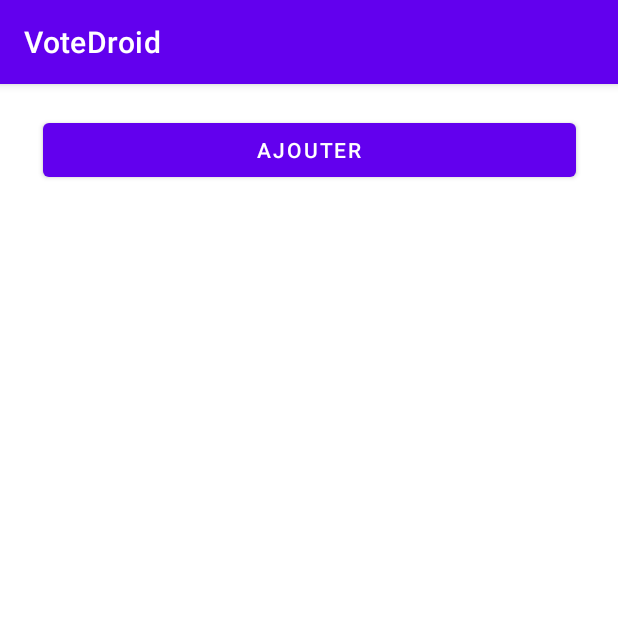
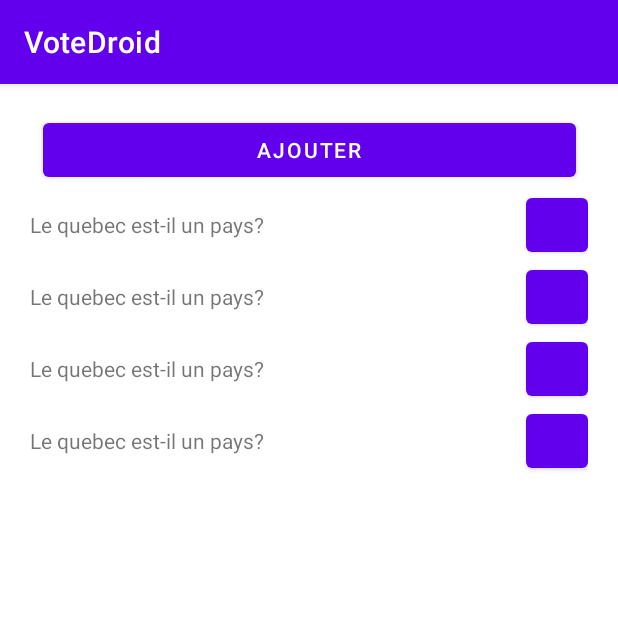
Before and after one commit to greenwood0301/A20-4203N5-VotoDroid-Boisvert2, an Android app: the ListeActivity screen opened directly, with no data from a screen before it, on a phone screen of 412 x 824 dp, the top half of it. Run offline under Robolectric (Android 15) with nearby library versions, the phone set to English and light mode, and no system bars; our stand-ins replace Room's generated code.

Commit message:
RecyclerView et DAO
Fin du RCV et début du DAO

```diff
--- a/A204203N5VotoDroidBoisvert/app/src/main/java/org/boisvert/Adapter.java
+++ b/A204203N5VotoDroidBoisvert/app/src/main/java/org/boisvert/Adapter.java
@@ -3,6 +3,7 @@ package org.boisvert;
 import android.view.LayoutInflater;
 import android.view.View;
 import android.view.ViewGroup;
+import android.widget.LinearLayout;
 import android.widget.TextView;
 
 import androidx.recyclerview.widget.RecyclerView;
@@ -21,10 +22,10 @@ public class Adapter extends RecyclerView.Adapter<Adapter.ViewHolder> {
      * (custom ViewHolder).
      */
     public static class ViewHolder extends RecyclerView.ViewHolder {
-        public TextView textView;
-        public ViewHolder(TextView v){
+        public TextView question;
+        public ViewHolder(LinearLayout v){
             super(v);
-            textView = v;
+            question = v.findViewById(R.id.question);
         }
     }
 
@@ -36,7 +37,7 @@ public class Adapter extends RecyclerView.Adapter<Adapter.ViewHolder> {
     @Override
     public ViewHolder onCreateViewHolder(ViewGroup viewGroup, int viewType) {
         // Create a new view, which defines the UI of the list item
-        TextView view = (TextView) LayoutInflater.from(viewGroup.getContext())
+        LinearLayout view = (LinearLayout) LayoutInflater.from(viewGroup.getContext())
                 .inflate(R.layout.question_items, viewGroup, false);
 
         return new ViewHolder(view);
@@ -49,7 +50,7 @@ public class Adapter extends RecyclerView.Adapter<Adapter.ViewHolder> {
         // Get element from your dataset at this position and replace the
         // contents of the view with that element
         VDQuestion q =list.get(position);
-        viewHolder.textView.setText(q.texte);
+        viewHolder.question.setText(q.texte);
     }
 
     // Return the size of your dataset (invoked by the layout manager)
--- a/A204203N5VotoDroidBoisvert/app/src/main/java/org/boisvert/ListeActivity.java
+++ b/A204203N5VotoDroidBoisvert/app/src/main/java/org/boisvert/ListeActivity.java
@@ -8,10 +8,15 @@ import androidx.appcompat.app.AppCompatActivity;
 import androidx.recyclerview.widget.LinearLayoutManager;
 import androidx.recyclerview.widget.RecyclerView;
 
+import org.boisvert.Exceptions.MauvaiseQuestion;
+import org.boisvert.Impl.ServiceImpl;
+import org.boisvert.Interfaces.Service;
 import org.boisvert.Modele.VDQuestion;
 import org.boisvert.databinding.ActivityListeBinding;
 
 public class ListeActivity extends AppCompatActivity {
+    Adapter adapter;
+
     private ActivityListeBinding binding;
     @Override
     protected void onCreate(@Nullable Bundle savedInstanceState) {
@@ -25,7 +30,21 @@ public class ListeActivity extends AppCompatActivity {
 
     private void FillRecycler()
     {
+       try {
+           Service service = new ServiceImpl();
+           VDQuestion question = new VDQuestion();
+           question.texte = "Le quebec est-il un pays?";
+           service.ajoutQuestion(question);
+           adapter.list.add(question);
+           adapter.list.add(question);
+           adapter.list.add(question);
+           adapter.list.add(question);
+           adapter.notifyDataSetChanged();
+       }
+       catch (MauvaiseQuestion e)
+       {
 
+       }
     }
 
     private void startRecyclerView()
@@ -36,7 +55,7 @@ public class ListeActivity extends AppCompatActivity {
         LinearLayoutManager LayoutManager = new LinearLayoutManager(this);
         rec.setLayoutManager(LayoutManager);
 
-        Adapter adp = new Adapter();
-        rec.setAdapter(adp);
+        adapter = new Adapter();
+        rec.setAdapter(adapter);
     }
 }
--- a/A204203N5VotoDroidBoisvert/app/src/main/java/org/boisvert/Modele/VDQuestion.java
+++ b/A204203N5VotoDroidBoisvert/app/src/main/java/org/boisvert/Modele/VDQuestion.java
@@ -1,11 +1,21 @@
 package org.boisvert.Modele;
+
+import androidx.room.ColumnInfo;
+import androidx.room.Entity;
+import androidx.room.PrimaryKey;
 
 import java.util.List;
 
+@Entity
 public class VDQuestion {
 
+    @PrimaryKey(autoGenerate = true)
     public Integer id;
+
+    @ColumnInfo
     public String texte;
+
+    @ColumnInfo
     public Integer nbVote;
 
     public VDQuestion()
--- a/A204203N5VotoDroidBoisvert/app/src/main/res/layout/activity_liste.xml
+++ b/A204203N5VotoDroidBoisvert/app/src/main/res/layout/activity_liste.xml
@@ -20,10 +20,12 @@
 
     <androidx.recyclerview.widget.RecyclerView
         android:id="@+id/recyclerview"
-        android:layout_width="wrap_content"
-        android:layout_height="wrap_content"
+        android:layout_width="match_parent"
+        android:layout_height="match_parent"
         android:layout_marginStart="20dp"
-        android:layout_marginTop="20dp"
+        android:layout_marginTop="70dp"
+        android:layout_marginEnd="20dp"
+        app:layout_constraintEnd_toEndOf="parent"
         app:layout_constraintStart_toStartOf="parent"
         app:layout_constraintTop_toBottomOf="@+id/pose" />
 </androidx.constraintlayout.widget.ConstraintLayout>
--- a/A204203N5VotoDroidBoisvert/app/src/main/res/layout/question_items.xml
+++ b/A204203N5VotoDroidBoisvert/app/src/main/res/layout/question_items.xml
@@ -1,6 +1,18 @@
 <?xml version="1.0" encoding="utf-8"?>
-<androidx.appcompat.widget.LinearLayoutCompat xmlns:android="http://schemas.android.com/apk/res/android"
-    android:orientation="vertical" android:layout_width="match_parent"
-    android:layout_height="match_parent">
+<LinearLayout xmlns:android="http://schemas.android.com/apk/res/android"
+    android:orientation="horizontal" android:layout_width="match_parent"
+    android:layout_height="wrap_content">
 
-</androidx.appcompat.widget.LinearLayoutCompat>
+    <TextView
+        android:id="@+id/question"
+        android:layout_width="0dp"
+        android:layout_weight="8"
+        android:layout_height="wrap_content" />
+
+    <Button
+        android:id="@+id/tograph"
+        android:layout_width="0dp"
+        android:layout_weight="1"
+        android:layout_height="wrap_content" />
+
+</LinearLayout>
```
Also changed, not shown: A204203N5VotoDroidBoisvert/app/build.gradle (+13 -0 lines), A204203N5VotoDroidBoisvert/app/src/main/java/org/boisvert/DAO/BD.java (added, +14 -0 lines), A204203N5VotoDroidBoisvert/app/src/main/java/org/boisvert/DAO/dao.java (added, +19 -0 lines), A204203N5VotoDroidBoisvert/app/src/main/java/org/boisvert/Modele/VDVote.java (+12 -0 lines).
